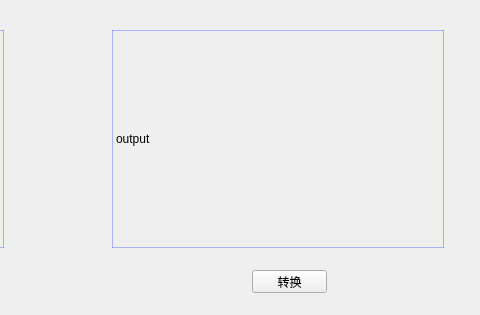
Above: mainwindow.ui from lrs0304/face_beauty_on_windows before the change; both pictures show x 388 to 868 and y 0 to 315 of the 868 by 315 pixel window. Below: the same form after it.
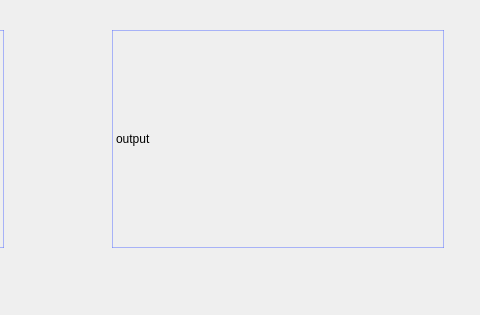
That is the form after the change.

Commit message: 添加 slider 控制

```diff
--- a/mainwindow.ui
+++ b/mainwindow.ui
@@ -59,19 +59,6 @@
      <string>加载</string>
     </property>
    </widget>
-   <widget class="QPushButton" name="pushButton_2">
-    <property name="geometry">
-     <rect>
-      <x>640</x>
-      <y>270</y>
-      <width>75</width>
-      <height>23</height>
-     </rect>
-    </property>
-    <property name="text">
-     <string>转换</string>
-    </property>
-   </widget>
   </widget>
  </widget>
  <layoutdefault spacing="6" margin="11"/>
```
The commit also changes 1 other file.
